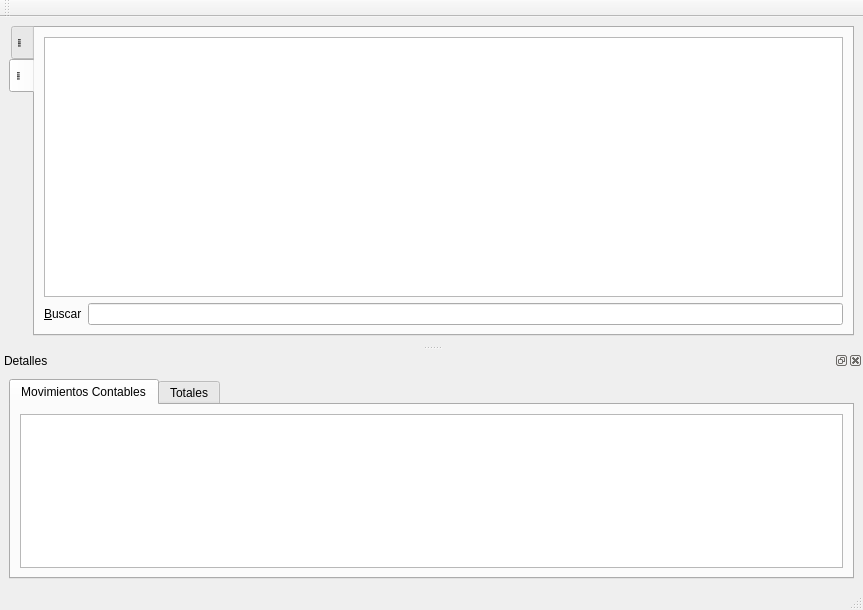
Qt form esquipulaspy/ui/liquidacion.ui (armonge/EsquipulasPy) before a commit.
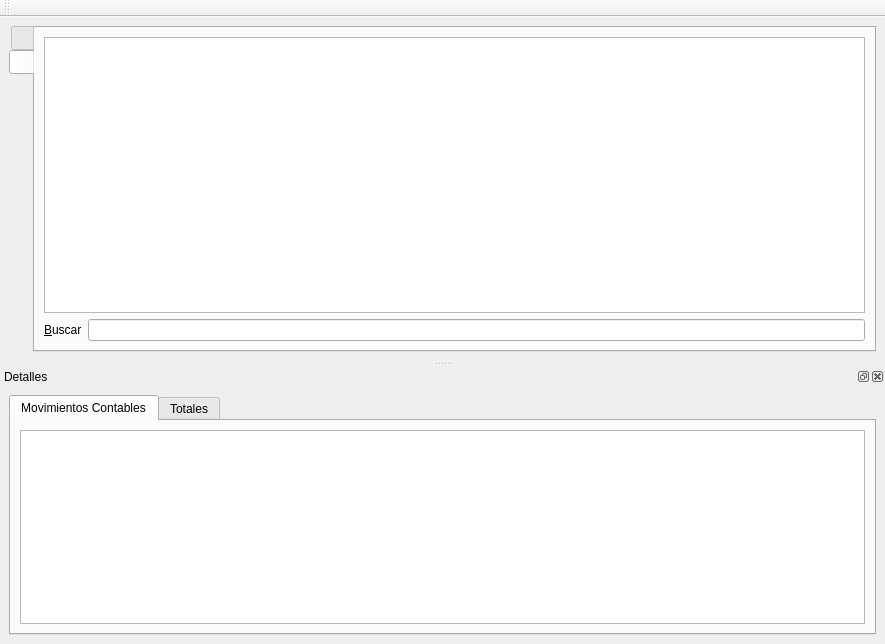
The same form after that commit. The open tabs and pages were chosen to show the change. Icons and pictures are not drawn. Custom widgets are drawn as their Qt base class.

Commit message: -Edite los formularios de inventario para quitarles la status bar, cuando estan en modo MDI muestran el del MDI y el suyo aun cuando solo utilizan el del MDI asi que estaban de más -Edite pyuicompiler.sh para que la ruta del log no estuviera hardcoded, ahora usa la variable $HOME en lugar de '/home/marcos/' -En liquidacion ya se pueden borrar lineas del modelo de cuentas -Ahora en liquidacion el boton para mostrar u ocultar los totales no se mueve cuando se muestra el de editar cuentas contables

The edit to the form file:
```diff
--- a/esquipulaspy/ui/liquidacion.ui
+++ b/esquipulaspy/ui/liquidacion.ui
@@ -6,8 +6,8 @@
    <rect>
     <x>0</x>
     <y>0</y>
-    <width>833</width>
-    <height>592</height>
+    <width>885</width>
+    <height>644</height>
    </rect>
   </property>
   <property name="sizePolicy">
@@ -44,7 +44,7 @@
          <normaloff>:/icons/res/document-edit.png</normaloff>:/icons/res/document-edit.png</iconset>
        </attribute>
        <attribute name="title">
-        <string notr="true">&quot;&quot;</string>
+        <string notr="true"/>
        </attribute>
        <layout class="QVBoxLayout" name="verticalLayout_5">
         <item>
@@ -578,7 +578,7 @@
          <normaloff>:/icons/res/table.png</normaloff>:/icons/res/table.png</iconset>
        </attribute>
        <attribute name="title">
-        <string notr="true">&quot;&quot;</string>
+        <string notr="true"/>
        </attribute>
        <layout class="QVBoxLayout" name="verticalLayout_2">
         <item>
@@ -626,7 +626,6 @@
     </item>
    </layout>
   </widget>
-  <widget class="QStatusBar" name="statusbar"/>
   <widget class="QToolBar" name="toolBar">
    <property name="windowTitle">
     <string>toolBar</string>
```
Left out of the diff: 5 changed lines with no effect on the pictures. The commit also changes 12 other files.
